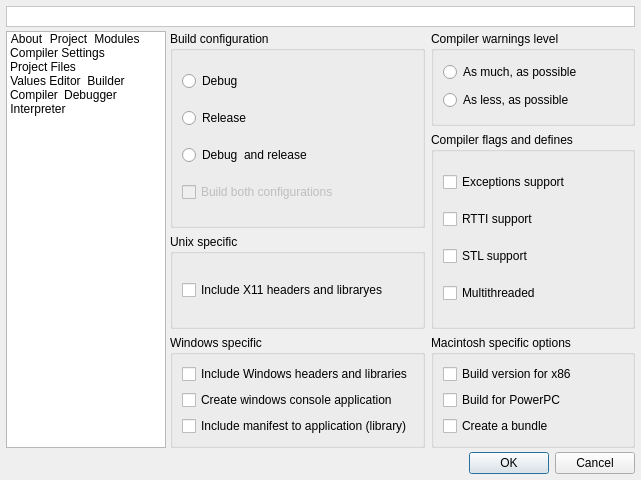
Above: v2/branches/dev/plugins/xup/QMake/src/gui/UISimpleQMakeEditor.ui from testmana2/mks before the change. Below: the same form after it.
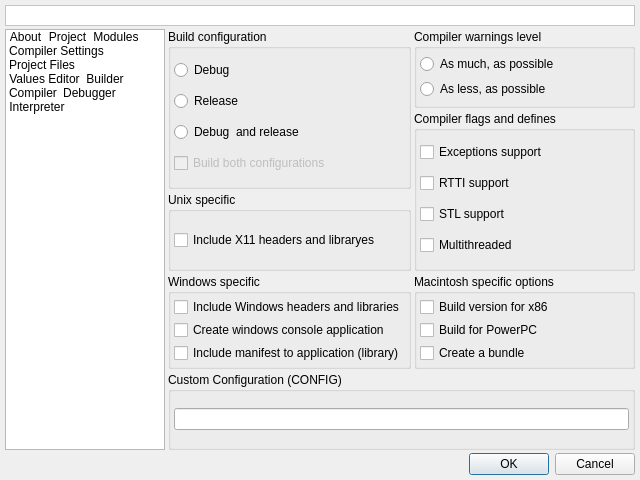
That is the form after the change. The open tabs and pages were chosen to show the change. Icons and pictures are not drawn.

Commit message: Fix a bug that can invalidate the project when using variable CONFIG += XXX as editor will rewrite it CONFIG = XXX and missed core and gui. Fix a bug that cause the lost of custom configuration, fix that by adding a custom configuration lineedit and handle that in code.

What changed in the file:
```diff
--- a/v2/branches/dev/plugins/xup/QMake/src/gui/UISimpleQMakeEditor.ui
+++ b/v2/branches/dev/plugins/xup/QMake/src/gui/UISimpleQMakeEditor.ui
@@ -5,7 +5,7 @@
    <rect>
     <x>0</x>
     <y>0</y>
-    <width>641</width>
+    <width>640</width>
     <height>480</height>
    </rect>
   </property>
@@ -14,10 +14,10 @@
   </property>
   <layout class="QGridLayout" name="gridLayout_2" >
    <property name="margin" >
-    <number>6</number>
+    <number>5</number>
    </property>
    <property name="spacing" >
-    <number>4</number>
+    <number>3</number>
    </property>
    <item row="1" column="0" >
     <widget class="QListWidget" name="lwPages" >
@@ -449,12 +449,21 @@
        <property name="margin" >
         <number>0</number>
        </property>
+       <property name="spacing" >
+        <number>3</number>
+       </property>
        <item rowspan="2" row="0" column="0" >
         <widget class="QGroupBox" name="gbBuildType" >
          <property name="title" >
           <string>Build configuration</string>
          </property>
          <layout class="QVBoxLayout" name="verticalLayout_3" >
+          <property name="spacing" >
+           <number>3</number>
+          </property>
+          <property name="margin" >
+           <number>3</number>
+          </property>
           <item>
            <widget class="QRadioButton" name="rbDebug" >
             <property name="statusTip" >
@@ -507,6 +516,12 @@
           <string>Compiler warnings level</string>
          </property>
          <layout class="QVBoxLayout" name="verticalLayout_2" >
+          <property name="spacing" >
+           <number>3</number>
+          </property>
+          <property name="margin" >
+           <number>3</number>
+          </property>
           <item>
            <widget class="QRadioButton" name="rbWarningOn" >
             <property name="statusTip" >
@@ -536,6 +551,12 @@
           <string>Compiler flags and defines</string>
          </property>
          <layout class="QVBoxLayout" name="verticalLayout_12" >
+          <property name="spacing" >
+           <number>3</number>
+          </property>
+          <property name="margin" >
+           <number>3</number>
+          </property>
           <item>
            <widget class="QCheckBox" name="cbExceptions" >
             <property name="statusTip" >
@@ -585,6 +606,12 @@
           <string>Unix specific</string>
          </property>
          <layout class="QVBoxLayout" name="verticalLayout_13" >
+          <property name="spacing" >
+           <number>3</number>
+          </property>
+          <property name="margin" >
+           <number>3</number>
+          </property>
           <item>
            <widget class="QCheckBox" name="cbX11" >
             <property name="toolTip" >
@@ -607,6 +634,12 @@
           <string>Windows specific</string>
          </property>
          <layout class="QVBoxLayout" name="verticalLayout_14" >
+          <property name="spacing" >
+           <number>3</number>
+          </property>
+          <property name="margin" >
+           <number>3</number>
+          </property>
           <item>
            <widget class="QCheckBox" name="cbWindows" >
             <property name="statusTip" >
@@ -643,6 +676,12 @@
           <string>Macintosh specific options</string>
          </property>
          <layout class="QVBoxLayout" name="verticalLayout_8" >
+          <property name="spacing" >
+           <number>3</number>
+          </property>
+          <property name="margin" >
+           <number>3</number>
+          </property>
           <item>
            <widget class="QCheckBox" name="cbX86" >
             <property name="statusTip" >
@@ -673,6 +712,24 @@
          </layout>
         </widget>
        </item>
+       <item row="4" column="0" colspan="2" >
+        <widget class="QGroupBox" name="groupBox" >
+         <property name="title" >
+          <string>Custom Configuration (CONFIG)</string>
+         </property>
+         <layout class="QHBoxLayout" name="horizontalLayout_2" >
+          <property name="spacing" >
+           <number>3</number>
+          </property>
+          <property name="margin" >
+           <number>3</number>
+          </property>
+          <item>
+           <widget class="QLineEdit" name="leCustomConfig" />
+          </item>
+         </layout>
+        </widget>
+       </item>
       </layout>
      </widget>
      <widget class="QWidget" name="wProjectFiles" >
```
Left out of the diff: 39 changed lines with no effect on the pictures. The commit also changes 1 other file.
